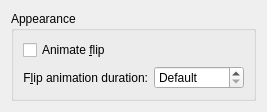
Qt form effects/flipswitch/flipswitch_config.ui (KDE/kwin) before a commit.
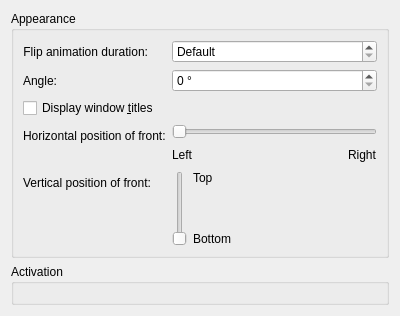
The same form after that commit. Custom widgets are drawn as their Qt base class.

Commit message: Complete rewrite of flip switch.  * no more usage of OpenGL directly. Only highlevel API (except multiscreen :-()  * better animations by adjusting the TimeLine's curve shape  * new configuration options for window positions  * Usage without tabbox (also supporting electric border)  * Effect Frame showing the window title  * many more things I have forgotten to mention BUG: 187761

```diff
--- a/effects/flipswitch/flipswitch_config.ui
+++ b/effects/flipswitch/flipswitch_config.ui
@@ -1,12 +1,12 @@
 <ui version="4.0" >
  <class>KWin::FlipSwitchEffectConfigForm</class>
- <widget class="QWidget" name="KWin::FlipSwitchEffectConfigForm" >
-  <property name="geometry" >
+ <widget class="QWidget" name="KWin::FlipSwitchEffectConfigForm">
+  <property name="geometry">
    <rect>
     <x>0</x>
     <y>0</y>
-    <width>267</width>
-    <height>105</height>
+    <width>400</width>
+    <height>316</height>
    </rect>
   </property>
   <layout class="QVBoxLayout" >
@@ -15,20 +15,13 @@
      <property name="title" >
       <string>Appearance</string>
      </property>
-     <layout class="QGridLayout" name="gridLayout" >
-      <item row="0" column="0" colspan="2" >
-       <widget class="QCheckBox" name="checkAnimateFlip" >
-        <property name="text" >
-         <string>Animate &amp;flip</string>
+     <layout class="QFormLayout" name="formLayout">
+      <item row="0" column="0">
+       <widget class="QLabel" name="label_3">
+        <property name="text">
+         <string>Flip animation duration:</string>
         </property>
-       </widget>
-      </item>
-      <item row="1" column="0" >
-       <widget class="QLabel" name="label_3" >
-        <property name="text" >
-         <string>F&amp;lip animation duration:</string>
-        </property>
-        <property name="alignment" >
+        <property name="alignment">
          <set>Qt::AlignRight|Qt::AlignTrailing|Qt::AlignVCenter</set>
         </property>
         <property name="buddy" >
@@ -36,10 +29,10 @@
         </property>
        </widget>
       </item>
-      <item row="1" column="1" >
-       <widget class="KIntSpinBox" name="spinFlipDuration" >
-        <property name="sizePolicy" >
-         <sizepolicy vsizetype="Fixed" hsizetype="Expanding" >
+      <item row="0" column="1">
+       <widget class="KIntSpinBox" name="durationSpin">
+        <property name="sizePolicy">
+         <sizepolicy hsizetype="Expanding" vsizetype="Fixed">
           <horstretch>0</horstretch>
           <verstretch>0</verstretch>
          </sizepolicy>
@@ -55,6 +48,171 @@
         </property>
        </widget>
       </item>
+      <item row="1" column="0">
+       <widget class="QLabel" name="label">
+        <property name="text">
+         <string>Angle:</string>
+        </property>
+        <property name="buddy">
+         <cstring>angleSpin</cstring>
+        </property>
+       </widget>
+      </item>
+      <item row="1" column="1">
+       <widget class="KIntSpinBox" name="angleSpin">
+        <property name="sizePolicy">
+         <sizepolicy hsizetype="Expanding" vsizetype="Fixed">
+          <horstretch>0</horstretch>
+          <verstretch>0</verstretch>
+         </sizepolicy>
+        </property>
+        <property name="suffix">
+         <string> °</string>
+        </property>
+        <property name="maximum">
+         <number>360</number>
+        </property>
+       </widget>
+      </item>
+      <item row="3" column="0">
+       <widget class="QLabel" name="label_2">
+        <property name="text">
+         <string>Horizontal position of front:</string>
+        </property>
+        <property name="buddy">
+         <cstring>horizontalSlider</cstring>
+        </property>
+       </widget>
+      </item>
+      <item row="3" column="1">
+       <layout class="QVBoxLayout" name="verticalLayout_2">
+        <item>
+         <widget class="QSlider" name="horizontalSlider">
+          <property name="maximum">
+           <number>100</number>
+          </property>
+          <property name="orientation">
+           <enum>Qt::Horizontal</enum>
+          </property>
+         </widget>
+        </item>
+        <item>
+         <layout class="QHBoxLayout" name="horizontalLayout">
+          <item>
+           <widget class="QLabel" name="label_4">
+            <property name="text">
+             <string>Left</string>
+            </property>
+           </widget>
+          </item>
+          <item>
+           <spacer name="horizontalSpacer">
+            <property name="orientation">
+             <enum>Qt::Horizontal</enum>
+            </property>
+            <property name="sizeHint" stdset="0">
+             <size>
+              <width>40</width>
+              <height>20</height>
+             </size>
+            </property>
+           </spacer>
+          </item>
+          <item>
+           <widget class="QLabel" name="label_5">
+            <property name="text">
+             <string>Right</string>
+            </property>
+           </widget>
+          </item>
+         </layout>
+        </item>
+       </layout>
+      </item>
+      <item row="7" column="0">
+       <widget class="QLabel" name="label_6">
+        <property name="text">
+         <string>Vertical position of front:</string>
+        </property>
+        <property name="buddy">
+         <cstring>verticalSlider</cstring>
+        </property>
+       </widget>
+      </item>
+      <item row="7" column="1">
+       <layout class="QHBoxLayout" name="horizontalLayout_2">
+        <item>
+         <widget class="QSlider" name="verticalSlider">
+          <property name="maximum">
+           <number>100</number>
+          </property>
+          <property name="orientation">
+           <enum>Qt::Vertical</enum>
+          </property>
+         </widget>
+        </item>
+        <item>
+         <layout class="QVBoxLayout" name="verticalLayout_3">
+          <item>
+           <widget class="QLabel" name="label_7">
+            <property name="text">
+             <string>Top</string>
+            </property>
+           </widget>
+          </item>
+          <item>
+           <spacer name="verticalSpacer">
+            <property name="orientation">
+             <enum>Qt::Vertical</enum>
+            </property>
+            <property name="sizeHint" stdset="0">
+             <size>
+              <width>20</width>
+              <height>40</height>
+             </size>
+            </property>
+           </spacer>
+          </item>
+          <item>
+           <widget class="QLabel" name="label_8">
+            <property name="text">
+             <string>Bottom</string>
+            </property>
+           </widget>
+          </item>
+         </layout>
+        </item>
+       </layout>
+      </item>
+      <item row="2" column="0" colspan="2">
+       <widget class="QCheckBox" name="windowTitleBox">
+        <property name="text">
+         <string>Display window &amp;titles</string>
+        </property>
+        <property name="shortcut">
+         <string/>
+        </property>
+       </widget>
+      </item>
+     </layout>
+    </widget>
+   </item>
+   <item>
+    <widget class="QGroupBox" name="groupBox_2">
+     <property name="title">
+      <string>Activation</string>
+     </property>
+     <layout class="QGridLayout" name="gridLayout_2">
+      <item row="0" column="0" colspan="2">
+       <widget class="KWin::GlobalShortcutsEditor" name="shortcutEditor" native="true">
+        <property name="sizePolicy">
+         <sizepolicy hsizetype="Preferred" vsizetype="Preferred">
+          <horstretch>0</horstretch>
+          <verstretch>0</verstretch>
+         </sizepolicy>
+        </property>
+       </widget>
+      </item>
      </layout>
     </widget>
    </item>
@@ -66,6 +224,12 @@
    <extends>QSpinBox</extends>
    <header>knuminput.h</header>
   </customwidget>
+  <customwidget>
+   <class>KWin::GlobalShortcutsEditor</class>
+   <extends>QWidget</extends>
+   <header location="global">kwineffects.h</header>
+   <container>1</container>
+  </customwidget>
  </customwidgets>
  <tabstops>
   <tabstop>checkAnimateFlip</tabstop>
```
Left out of the diff: 22 changed lines with no effect on the pictures. The commit also changes 7 other files.
